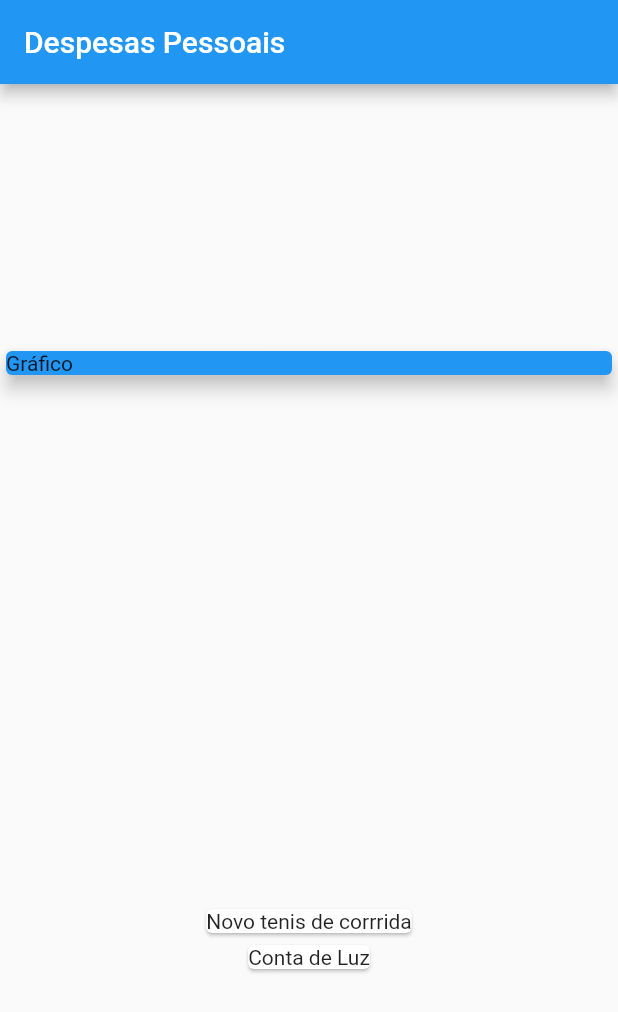
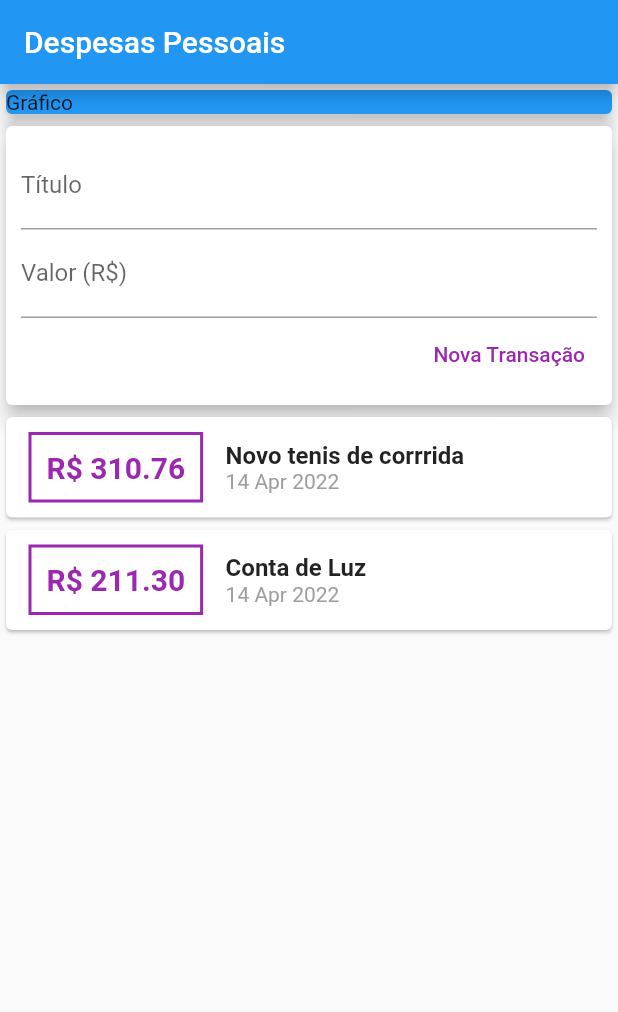
Before and after one commit to joevansanttos/expenses, a Flutter app: the screen it shows after launch, on a phone screen of 412 x 824 dp. Shown: the top 1012 px of the screen. Run offline on Flutter 3.47's test engine with Material 2 defaults, Android fonts, the phone set to English and light mode, and no system bars.

Commit message:
listview add

```diff
--- /dev/null
+++ b/lib/components/transaction_list.dart
@@ -0,0 +1,67 @@
+import 'package:flutter/material.dart';
+import '../models/transaction.dart';
+import 'package:intl/intl.dart';
+
+class TransactionList extends StatelessWidget {
+  final List<Transaction> transactions;
+
+  TransactionList(this.transactions);
+
+  @override
+  Widget build(BuildContext context) {
+    return Container(
+      height: 300,
+      child: ListView.builder(
+        itemCount: transactions.length,
+        itemBuilder: (ctx, index) {
+          final tr = transactions[index];
+          return Card(
+            child: Row(
+              children: <Widget>[
+                Container(
+                  margin: const EdgeInsets.symmetric(
+                    horizontal: 15,
+                    vertical: 10,
+                  ),
+                  decoration: BoxDecoration(
+                    border: Border.all(
+                      color: Colors.purple,
+                      width: 2,
+                    ),
+                  ),
+                  padding: const EdgeInsets.all(10),
+                  child: Text(
+                    'R\$ ${tr.value.toStringAsFixed(2)}',
+                    style: const TextStyle(
+                      fontWeight: FontWeight.bold,
+                      fontSize: 20,
+                      color: Colors.purple,
+                    ),
+                  ),
+                ),
+                Column(
+                  crossAxisAlignment: CrossAxisAlignment.start,
+                  children: [
+                    Text(
+                      tr.title,
+                      style: const TextStyle(
+                        fontSize: 16,
+                        fontWeight: FontWeight.bold,
+                      ),
+                    ),
+                    Text(
+                      DateFormat('d MMM y').format(tr.date),
+                      style: const TextStyle(
+                        color: Colors.grey,
+                      ),
+                    ),
+                  ],
+                )
+              ],
+            ),
+          );
+        },
+      ),
+    );
+  }
+}
--- /dev/null
+++ b/lib/components/transaction_user.dart
@@ -0,0 +1,46 @@
+import 'dart:math';
+
+import 'package:flutter/material.dart';
+import 'transactions_form.dart';
+import 'transaction_list.dart';
+import '../models/transaction.dart';
+
+class TransactionUser extends StatefulWidget {
+  @override
+  State<TransactionUser> createState() => _TransactionUserState();
+}
+
+class _TransactionUserState extends State<TransactionUser> {
+  final _transactions = [
+    Transaction(
+        id: 't1',
+        title: 'Novo tenis de corrrida',
+        value: 310.76,
+        date: DateTime.now()),
+    Transaction(
+        id: 't2', title: 'Conta de Luz', value: 211.30, date: DateTime.now()),
+  ];
+
+  _addTransaction(String title, double value) {
+    final newTransaction = Transaction(
+      id: Random().nextDouble().toString(),
+      title: title,
+      value: value,
+      date: DateTime.now(),
+    );
+
+    setState(() {
+      _transactions.add(newTransaction);
+    });
+  }
+
+  @override
+  Widget build(BuildContext context) {
+    return Column(
+      children: <Widget>[
+        TransactionForm(_addTransaction),
+        TransactionList(_transactions),
+      ],
+    );
+  }
+}
--- /dev/null
+++ b/lib/components/transactions_form.dart
@@ -0,0 +1,52 @@
+import 'package:flutter/material.dart';
+
+class TransactionForm extends StatelessWidget {
+  final titleController = TextEditingController();
+  final valueController = TextEditingController();
+
+  final void Function(String, double) onSubmit;
+
+  TransactionForm(this.onSubmit);
+
+  @override
+  Widget build(BuildContext context) {
+    return Card(
+      elevation: 5,
+      child: Padding(
+        padding: const EdgeInsets.all(10),
+        child: Column(
+          children: <Widget>[
+            TextField(
+              controller: titleController,
+              decoration: const InputDecoration(
+                labelText: 'Título',
+              ),
+            ),
+            TextField(
+              controller: valueController,
+              decoration: const InputDecoration(
+                labelText: 'Valor (R\$)',
+              ),
+            ),
+            Row(
+              mainAxisAlignment: MainAxisAlignment.end,
+              children: <Widget>[
+                TextButton(
+                  child: const Text(
+                    'Nova Transação',
+                    style: TextStyle(color: Colors.purple),
+                  ),
+                  onPressed: () {
+                    final title = titleController.text;
+                    final value = double.tryParse(valueController.text) ?? 0;
+                    onSubmit(title, value);
+                  },
+                ),
+              ],
+            ),
+          ],
+        ),
+      ),
+    );
+  }
+}
--- a/lib/main.dart
+++ b/lib/main.dart
@@ -1,5 +1,5 @@
-import 'package:expenses/models/transaction.dart';
 import 'package:flutter/material.dart';
+import 'components/transaction_user.dart';
 
 void main(List<String> args) {
   runApp(const ExpensesApp());
@@ -17,15 +17,7 @@ class ExpensesApp extends StatelessWidget {
 }
 
 class MyHomePage extends StatelessWidget {
-  final _transactions = [
-    Transaction(
-        id: 't1',
-        title: 'Novo tenis de corrrida',
-        value: 310.76,
-        date: DateTime.now()),
-    Transaction(
-        id: 't2', title: 'Conta de Luz', value: 211.30, date: DateTime.now()),
-  ];
+  MyHomePage({Key? key}) : super(key: key);
 
   @override
   Widget build(BuildContext context) {
@@ -33,8 +25,8 @@ class MyHomePage extends StatelessWidget {
       appBar: AppBar(
         title: const Text('Despesas Pessoais'),
       ),
-      body: Column(
-        mainAxisAlignment: MainAxisAlignment.spaceAround,
+      body: SingleChildScrollView(
+        child: Column(
           crossAxisAlignment: CrossAxisAlignment.stretch,
           children: <Widget>[
             Container(
@@ -44,14 +36,9 @@ class MyHomePage extends StatelessWidget {
                 elevation: 5,
               ),
             ),
-          Column(
-            children: _transactions.map((tr) {
-              return Card(
-                child: Text(tr.title),
-              );
-            }).toList(),
-          )
+            TransactionUser(),
           ],
+        ),
       ),
     );
   }
--- a/pubspec.yaml
+++ b/pubspec.yaml
@@ -29,7 +29,7 @@ environment:
 dependencies:
   flutter:
     sdk: flutter
-
+  intl: ^0.17.0
 
   # The following adds the Cupertino Icons font to your application.
   # Use with the CupertinoIcons class for iOS style icons.
```
Also changed, not shown: pubspec.lock. Lines whose indentation alone changed are shown as unchanged.
